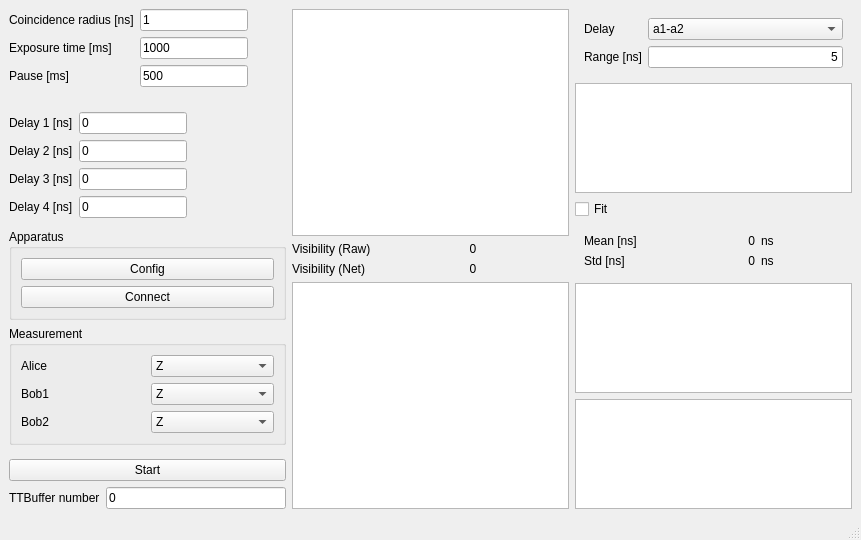
Qt form pol/pol.ui (qLuxor/pylabtools) before a commit.
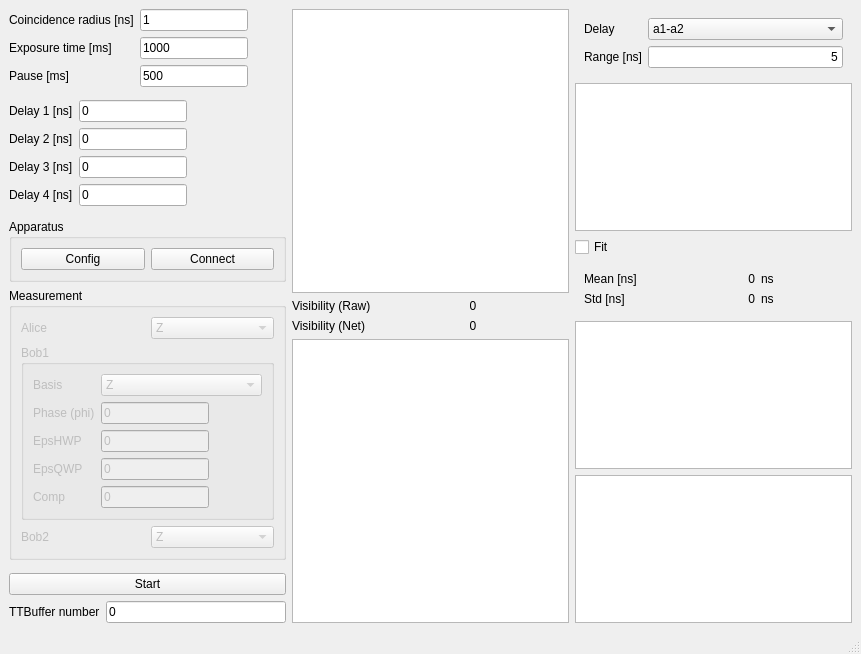
The same form after that commit. Custom widgets are drawn as their Qt base class.

Commit message: Add control of the measurement apparatus in the main UI

```diff
--- a/pol/pol.ui
+++ b/pol/pol.ui
@@ -7,16 +7,16 @@
     <x>0</x>
     <y>0</y>
     <width>861</width>
-    <height>540</height>
+    <height>654</height>
    </rect>
   </property>
   <property name="windowTitle">
    <string>MainWindow</string>
   </property>
   <widget class="QWidget" name="centralwidget">
-   <layout class="QHBoxLayout" name="horizontalLayout">
+   <layout class="QHBoxLayout" name="horizontalLayout_2">
     <item>
-     <layout class="QVBoxLayout" name="verticalLayout_3">
+     <layout class="QVBoxLayout" name="verticalLayout">
       <item>
        <layout class="QFormLayout" name="formLayout">
         <item row="0" column="0">
@@ -103,8 +103,8 @@
         </property>
         <property name="sizeHint" stdset="0">
          <size>
-          <width>20</width>
-          <height>28</height>
+          <width>272</width>
+          <height>13</height>
          </size>
         </property>
        </spacer>
@@ -229,7 +229,7 @@
         <property name="title">
          <string>Apparatus</string>
         </property>
-        <layout class="QVBoxLayout" name="verticalLayout_4">
+        <layout class="QHBoxLayout" name="horizontalLayout">
          <item>
           <widget class="QPushButton" name="btnConfig">
            <property name="text">
@@ -254,7 +254,10 @@
         </property>
         <layout class="QGridLayout" name="gridLayout">
          <item row="0" column="0">
-          <widget class="QLabel" name="label_7">
+          <widget class="QLabel" name="lblAlice">
+           <property name="enabled">
+            <bool>false</bool>
+           </property>
            <property name="text">
             <string>Alice</string>
            </property>
@@ -262,6 +265,9 @@
          </item>
          <item row="0" column="1">
           <widget class="QComboBox" name="cmbBasisAlice">
+           <property name="enabled">
+            <bool>false</bool>
+           </property>
            <item>
             <property name="text">
              <string>Z</string>
@@ -284,29 +290,139 @@
            </item>
           </widget>
          </item>
-         <item row="1" column="0">
-          <widget class="QLabel" name="label_8">
-           <property name="text">
+         <item row="1" column="0" colspan="2">
+          <widget class="QGroupBox" name="grpBob1">
+           <property name="enabled">
+            <bool>false</bool>
+           </property>
+           <property name="title">
             <string>Bob1</string>
            </property>
-          </widget>
-         </item>
-         <item row="1" column="1">
-          <widget class="QComboBox" name="cmbBasisBob1">
-           <item>
-            <property name="text">
-             <string>Z</string>
-            </property>
-           </item>
-           <item>
-            <property name="text">
-             <string>X</string>
-            </property>
-           </item>
+           <layout class="QFormLayout" name="formLayout_6">
+            <item row="0" column="0">
+             <widget class="QLabel" name="label_18">
+              <property name="text">
+               <string>Basis</string>
+              </property>
+             </widget>
+            </item>
+            <item row="0" column="1">
+             <widget class="QComboBox" name="cmbBasisBob1">
+              <property name="enabled">
+               <bool>false</bool>
+              </property>
+              <item>
+               <property name="text">
+                <string>Z</string>
+               </property>
+              </item>
+              <item>
+               <property name="text">
+                <string>X</string>
+               </property>
+              </item>
+             </widget>
+            </item>
+            <item row="1" column="0">
+             <widget class="QLabel" name="label_8">
+              <property name="text">
+               <string>Phase (phi)</string>
+              </property>
+             </widget>
+            </item>
+            <item row="1" column="1">
+             <widget class="QLineEdit" name="txtPhaseBob1">
+              <property name="enabled">
+               <bool>false</bool>
+              </property>
+              <property name="sizePolicy">
+               <sizepolicy hsizetype="Maximum" vsizetype="Fixed">
+                <horstretch>0</horstretch>
+                <verstretch>0</verstretch>
+               </sizepolicy>
+              </property>
+              <property name="text">
+               <string>0</string>
+              </property>
+             </widget>
+            </item>
+            <item row="2" column="0">
+             <widget class="QLabel" name="label_19">
+              <property name="text">
+               <string>EpsHWP</string>
+              </property>
+             </widget>
+            </item>
+            <item row="2" column="1">
+             <widget class="QLineEdit" name="txtEpsHWPBob1">
+              <property name="enabled">
+               <bool>false</bool>
+              </property>
+              <property name="sizePolicy">
+               <sizepolicy hsizetype="Maximum" vsizetype="Fixed">
+                <horstretch>0</horstretch>
+                <verstretch>0</verstretch>
+               </sizepolicy>
+              </property>
+              <property name="text">
+               <string>0</string>
+              </property>
+             </widget>
+            </item>
+            <item row="3" column="0">
+             <widget class="QLabel" name="label_21">
+              <property name="text">
+               <string>EpsQWP</string>
+              </property>
+             </widget>
+            </item>
+            <item row="3" column="1">
+             <widget class="QLineEdit" name="txtEpsQWPBob1">
+              <property name="enabled">
+               <bool>false</bool>
+              </property>
+              <property name="sizePolicy">
+               <sizepolicy hsizetype="Maximum" vsizetype="Fixed">
+                <horstretch>0</horstretch>
+                <verstretch>0</verstretch>
+               </sizepolicy>
+              </property>
+              <property name="text">
+               <string>0</string>
+              </property>
+             </widget>
+            </item>
+            <item row="4" column="0">
+             <widget class="QLabel" name="label_22">
+              <property name="text">
+               <string>Comp</string>
+              </property>
+             </widget>
+            </item>
+            <item row="4" column="1">
+             <widget class="QLineEdit" name="txtCompBob1">
+              <property name="enabled">
+               <bool>false</bool>
+              </property>
+              <property name="sizePolicy">
+               <sizepolicy hsizetype="Maximum" vsizetype="Fixed">
+                <horstretch>0</horstretch>
+                <verstretch>0</verstretch>
+               </sizepolicy>
+              </property>
+              <property name="text">
+               <string>0</string>
+              </property>
+             </widget>
+            </item>
+           </layout>
           </widget>
          </item>
          <item row="2" column="0">
-          <widget class="QLabel" name="label_15">
+          <widget class="QLabel" name="lblBob2">
+           <property name="enabled">
+            <bool>false</bool>
+           </property>
            <property name="text">
             <string>Bob2</string>
            </property>
@@ -314,6 +430,9 @@
          </item>
          <item row="2" column="1">
           <widget class="QComboBox" name="cmbBasisBob2">
+           <property name="enabled">
+            <bool>false</bool>
+           </property>
            <item>
             <property name="text">
              <string>Z</string>
@@ -337,7 +456,7 @@
         <property name="sizeHint" stdset="0">
          <size>
           <width>272</width>
-          <height>17</height>
+          <height>13</height>
          </size>
         </property>
        </spacer>
@@ -370,7 +489,7 @@
      </layout>
     </item>
     <item>
-     <layout class="QVBoxLayout" name="verticalLayout">
+     <layout class="QVBoxLayout" name="verticalLayout_3">
       <item>
        <widget class="PlotWidget" name="pltSingleVis"/>
       </item>
```
The commit also changes 1 other file.
